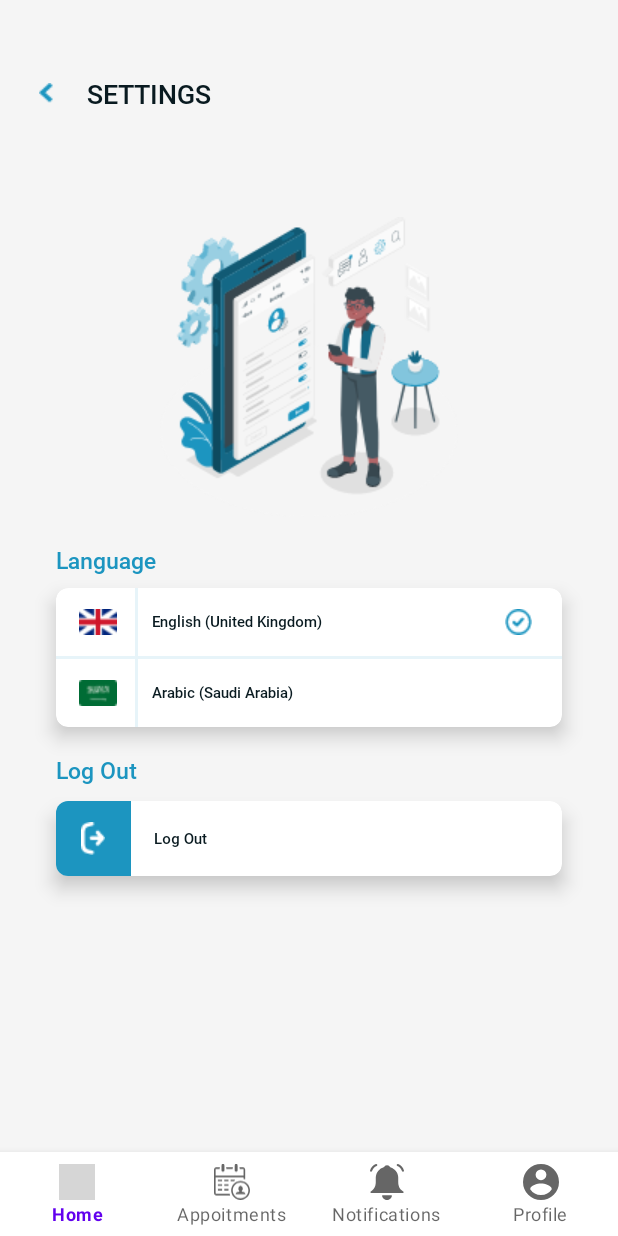
After one commit to Sama-3li-2002/ClinicApp, an Android app: the SettingsFragment screen opened through its navigation route, on a phone screen of 412 x 824 dp. The commit adds this screen. Run offline under Robolectric (Android 15) with nearby library versions, the light colour scheme and no system bars; our stand-ins replace navigation-ui; grey boxes are pictures that could not be loaded.

Commit message:
complete settings fragment

```diff
--- a/app/src/main/java/com/suhail/clinicapp/ForgetPasswordScreen.java
+++ /dev/null
@@ -1,14 +0,0 @@
-package com.suhail.clinicapp;
-
-import androidx.appcompat.app.AppCompatActivity;
-
-import android.os.Bundle;
-
-public class ForgetPasswordScreen extends AppCompatActivity {
-
-    @Override
-    protected void onCreate(Bundle savedInstanceState) {
-        super.onCreate(savedInstanceState);
-        setContentView(R.layout.activity_forget_password_screen);
-    }
-}
--- /dev/null
+++ b/app/src/main/java/com/suhail/clinicapp/ui/activities/ForgetPasswordScreen.java
@@ -0,0 +1,26 @@
+package com.suhail.clinicapp.ui.activities;
+
+import android.content.Intent;
+import android.os.Bundle;
+import android.view.View;
+
+import androidx.annotation.Nullable;
+import androidx.appcompat.app.AppCompatActivity;
+
+import com.suhail.clinicapp.databinding.ActivityForgetPasswordScreenBinding;
+
+public class ForgetPasswordScreen extends AppCompatActivity {
+    ActivityForgetPasswordScreenBinding binding;
+    @Override
+    protected void onCreate(@Nullable Bundle savedInstanceState) {
+        super.onCreate(savedInstanceState);
+        binding=ActivityForgetPasswordScreenBinding.inflate(getLayoutInflater());
+        setContentView(binding.getRoot());
+        binding.btnSend.setOnClickListener(new View.OnClickListener() {
+            @Override
+            public void onClick(View v) {
+                startActivity(new Intent(ForgetPasswordScreen.this,OtpCode.class));
+            }
+        });
+    }
+}
--- a/app/src/main/java/com/suhail/clinicapp/ui/activities/LoginScreen.java
+++ b/app/src/main/java/com/suhail/clinicapp/ui/activities/LoginScreen.java
@@ -4,24 +4,42 @@ import androidx.appcompat.app.AppCompatActivity;
 
 import android.content.Intent;
 import android.os.Bundle;
+import android.util.Log;
 import android.view.View;
 import android.widget.TextView;
 
+import com.suhail.clinicapp.MainActivity;
 import com.suhail.clinicapp.R;
+import com.suhail.clinicapp.databinding.ActivityLoginScreenBinding;
 
 public class LoginScreen extends AppCompatActivity {
-    TextView clicksignin ;
+    ActivityLoginScreenBinding binding;
     @Override
     protected void onCreate(Bundle savedInstanceState) {
         super.onCreate(savedInstanceState);
-        setContentView(R.layout.activity_login_screen);
-        clicksignin =findViewById(R.id.tv_signin);
-        clicksignin.setOnClickListener(new View.OnClickListener() {
+        binding=ActivityLoginScreenBinding.inflate(getLayoutInflater());
+        setContentView(binding.getRoot());
+
+        binding.btnLogin.setOnClickListener(new View.OnClickListener() {
             @Override
-            public void onClick(View view) {
-               Intent intent = new Intent(LoginScreen.this,CreateAccount.class);
-               startActivity(intent);
+            public void onClick(View v) {
+                startActivity(new Intent(LoginScreen.this, MainActivity.class));
             }
         });
+
+        binding.tvSignup.setOnClickListener(new View.OnClickListener() {
+            @Override
+            public void onClick(View v) {
+                startActivity(new Intent(LoginScreen.this,CreateAccount.class));
+            }
+        });
+
+        binding.btnForgetPassword.setOnClickListener(new View.OnClickListener() {
+            @Override
+            public void onClick(View v) {
+                startActivity(new Intent(LoginScreen.this,ForgetPasswordScreen.class));
+            }
+        });
+
     }
 }
--- a/app/src/main/java/com/suhail/clinicapp/ui/fragments/ProfileFragment.java
+++ b/app/src/main/java/com/suhail/clinicapp/ui/fragments/ProfileFragment.java
@@ -8,11 +8,13 @@ import android.view.LayoutInflater;
 import android.view.View;
 import android.view.ViewGroup;
 
+import com.suhail.clinicapp.MainActivity;
 import com.suhail.clinicapp.R;
 import com.suhail.clinicapp.databinding.FragmentProfileBinding;
 
 
 public class ProfileFragment extends Fragment {
+    MainActivity activity;
 
     public ProfileFragment() {
         // Required empty public constructor
@@ -21,12 +23,19 @@ public class ProfileFragment extends Fragment {
     @Override
     public void onCreate(Bundle savedInstanceState) {
         super.onCreate(savedInstanceState);
+        activity= (MainActivity) getActivity();
     }
 
     @Override
     public View onCreateView(LayoutInflater inflater, ViewGroup container,
                              Bundle savedInstanceState) {
         FragmentProfileBinding binding=FragmentProfileBinding.inflate(getLayoutInflater());
+        binding.btnSettings.setOnClickListener(new View.OnClickListener() {
+            @Override
+            public void onClick(View v) {
+                activity.navController.navigate(R.id.nav_settings);
+            }
+        });
             return binding.getRoot();
     }
 }
--- /dev/null
+++ b/app/src/main/java/com/suhail/clinicapp/ui/fragments/SettingsFragment.java
@@ -0,0 +1,62 @@
+package com.suhail.clinicapp.ui.fragments;
+
+import android.content.Intent;
+import android.os.Bundle;
+import android.view.LayoutInflater;
+import android.view.View;
+import android.view.ViewGroup;
+
+import androidx.annotation.NonNull;
+import androidx.annotation.Nullable;
+import androidx.fragment.app.Fragment;
+
+import com.suhail.clinicapp.MainActivity;
+import com.suhail.clinicapp.R;
+import com.suhail.clinicapp.databinding.FragmentSettingsBinding;
+import com.suhail.clinicapp.ui.activities.LoginScreen;
+
+public class SettingsFragment extends Fragment {
+
+    MainActivity activity;
+    @Override
+    public void onCreate(@Nullable Bundle savedInstanceState) {
+        super.onCreate(savedInstanceState);
+        activity= (MainActivity) getActivity();
+    }
+
+    @Nullable
+    @Override
+    public View onCreateView(@NonNull LayoutInflater inflater, @Nullable ViewGroup container, @Nullable Bundle savedInstanceState) {
+        FragmentSettingsBinding binding=FragmentSettingsBinding.inflate(getLayoutInflater());
+        binding.btnEnglish.setOnClickListener(new View.OnClickListener() {
+            @Override
+            public void onClick(View v) {
+                binding.ivEnglishCheck.setVisibility(View.VISIBLE);
+                binding.ivArabicCheck.setVisibility(View.GONE);
+            }
+        });
+
+        binding.btnArabic.setOnClickListener(new View.OnClickListener() {
+            @Override
+            public void onClick(View v) {
+                binding.ivArabicCheck.setVisibility(View.VISIBLE);
+                binding.ivEnglishCheck.setVisibility(View.GONE);
+            }
+        });
+
+        binding.btnBack.setOnClickListener(new View.OnClickListener() {
+            @Override
+            public void onClick(View v) {
+                activity.navController.navigate(R.id.nav_profile);
+            }
+        });
+
+        binding.btnLogout.setOnClickListener(new View.OnClickListener() {
+            @Override
+            public void onClick(View v) {
+                startActivity(new Intent(getActivity(), LoginScreen.class));
+            }
+        });
+        return binding.getRoot();
+        }
+}
--- a/app/src/main/res/layout/activity_forget_password_screen.xml
+++ b/app/src/main/res/layout/activity_forget_password_screen.xml
@@ -4,7 +4,7 @@
     xmlns:tools="http://schemas.android.com/tools"
     android:layout_width="match_parent"
     android:layout_height="match_parent"
-    tools:context=".ForgetPasswordScreen">
+    tools:context=".ui.activities.ForgetPasswordScreen">
 
     <ImageView
         android:layout_width="11dp"
@@ -71,7 +71,7 @@
            android:layout_marginStart="20dp"
   />
         <Button
-            android:id="@+id/btn_login"
+            android:id="@+id/btn_send"
             android:layout_width="300dp"
             android:layout_height="48dp"
             android:layout_gravity="center"
--- a/app/src/main/res/layout/activity_login_screen.xml
+++ b/app/src/main/res/layout/activity_login_screen.xml
@@ -87,13 +87,13 @@
                 android:inputType="numberPassword" />
 
             <TextView
+                android:id="@+id/btn_forget_password"
                 android:layout_width="match_parent"
                 android:layout_height="wrap_content"
                 android:layout_margin="10dp"
                 android:layout_marginRight="10dp"
                 android:fontFamily="@font/roboto_medium"
                 android:gravity="right"
-
                 android:text="Forget Paassword?"
                 android:textSize="15sp" />
 
@@ -109,13 +109,13 @@
                 android:textSize="22sp" />
 
             <TextView
-                android:id="@+id/tv_signin"
+                android:id="@+id/tv_signup"
                 android:layout_width="match_parent"
                 android:layout_height="wrap_content"
                 android:layout_marginTop="20sp"
                 android:fontFamily="@font/roboto_medium"
                 android:gravity="center"
-                android:text="SIGNIN"
+                android:text="SIGNUP"
                 android:textColor="@color/black"
                 android:textSize="10sp" />
         </LinearLayout>
--- a/app/src/main/res/layout/fragment_profile.xml
+++ b/app/src/main/res/layout/fragment_profile.xml
@@ -24,13 +24,13 @@
             android:text="PROFILE"
             android:layout_alignParentStart="true"
             />
+
         <ImageView
-            android:id="@+id/iv_settings"
+            android:id="@+id/btn_settings"
             android:layout_width="27dp"
             android:layout_height="27dp"
-            android:src="@drawable/setting_icon"
             android:layout_alignParentEnd="true"
-            />
+            android:src="@drawable/setting_icon" />
     </RelativeLayout>
 <!---->
     <RelativeLayout
--- /dev/null
+++ b/app/src/main/res/layout/fragment_settings.xml
@@ -0,0 +1,188 @@
+<?xml version="1.0" encoding="utf-8"?>
+<LinearLayout xmlns:android="http://schemas.android.com/apk/res/android"
+    android:layout_width="match_parent"
+    android:layout_height="match_parent"
+    xmlns:app="http://schemas.android.com/apk/res-auto"
+    android:orientation="vertical"
+    android:background="#F5F5F5">
+    <RelativeLayout
+        android:layout_width="match_parent"
+        android:layout_height="wrap_content"
+        android:layout_marginHorizontal="26dp"
+        android:layout_marginTop="50dp">
+        <ImageView
+            android:id="@+id/btn_back"
+            android:layout_width="wrap_content"
+            android:layout_height="wrap_content"
+            android:layout_centerVertical="true"
+            android:src="@drawable/backicon"/>
+        <TextView
+            android:layout_width="wrap_content"
+            android:layout_height="wrap_content"
+            android:layout_toEndOf="@id/btn_back"
+            android:layout_marginStart="20dp"
+            style="@style/screen_title_style"
+            android:text="@string/lbl_settings"/>
+    </RelativeLayout>
+
+    <ImageView
+        android:layout_width="wrap_content"
+        android:layout_height="wrap_content"
+        android:layout_marginTop="70dp"
+        android:layout_gravity="center_horizontal"
+        android:src="@drawable/img_settings"/>
+    <TextView
+        android:layout_width="wrap_content"
+        android:layout_height="wrap_content"
+        style="@style/style_label_text"
+        android:text="@string/lbl_language"
+        android:layout_marginStart="37dp"
+        android:layout_marginTop="18dp"/>
+    <androidx.cardview.widget.CardView
+        android:layout_width="match_parent"
+        android:layout_height="wrap_content"
+        android:layout_marginHorizontal="37dp"
+        android:layout_marginTop="8dp"
+        app:cardCornerRadius="8dp"
+        app:cardElevation="8dp">
+        <LinearLayout
+            android:id="@+id/btn_english"
+            android:layout_width="match_parent"
+            android:layout_height="match_parent"
+
+            android:orientation="vertical">
+            <RelativeLayout
+                android:layout_width="match_parent"
+                android:layout_height="match_parent">
+
+                <ImageView
+                    android:id="@+id/iv_english"
+                    android:layout_width="wrap_content"
+                    android:layout_height="wrap_content"
+                    android:layout_centerVertical="true"
+                    android:layout_marginStart="15dp"
+                    android:src="@drawable/ic_english" />
+
+                <View
+                    android:id="@+id/view_line"
+                    android:layout_width="2dp"
+                    android:layout_height="45dp"
+                    android:layout_marginStart="12dp"
+                    android:layout_toEndOf="@id/iv_english"
+                    android:background="#E7F4F9" />
+                <TextView
+                    android:layout_width="wrap_content"
+                    android:layout_height="wrap_content"
+                    android:layout_toEndOf="@id/view_line"
+                    android:layout_centerVertical="true"
+                    android:layout_marginStart="9dp"
+                    android:fontFamily="@font/roboto_medium"
+                    android:textSize="10sp"
+                    android:textColor="#091A20"
+                    android:text="@string/lbl_english"/>
+
+                <ImageView
+                    android:id="@+id/iv_english_check"
+                    android:layout_width="wrap_content"
+                    android:layout_height="wrap_content"
+                    android:layout_alignParentEnd="true"
+                    android:layout_centerVertical="true"
+                    android:src="@drawable/ic_check"
+                    android:layout_marginEnd="20dp"/>
+            </RelativeLayout>
+            <View
+                android:id="@+id/view_line_center"
+                android:layout_width="match_parent"
+                android:layout_height="2dp"
+                android:layout_toEndOf="@id/iv_english"
+                android:background="#E7F4F9" />
+            <RelativeLayout
+                android:id="@+id/btn_arabic"
+                android:layout_width="match_parent"
+                android:layout_height="match_parent">
+
+                <ImageView
+                    android:id="@+id/iv_arabic"
+                    android:layout_width="wrap_content"
+                    android:layout_height="wrap_content"
+                    android:layout_centerVertical="true"
+                    android:layout_marginStart="15dp"
+                    android:src="@drawable/ic_arabic" />
+
+                <View
+                    android:id="@+id/view_line2"
+                    android:layout_width="2dp"
+                    android:layout_height="45dp"
+                    android:layout_marginStart="12dp"
+                    android:layout_toEndOf="@id/iv_arabic"
+                    android:background="#E7F4F9" />
+
+                <TextView
+                    android:layout_width="wrap_content"
+                    android:layout_height="wrap_content"
+                    android:layout_centerVertical="true"
+                    android:layout_marginStart="9dp"
+                    android:layout_toEndOf="@id/view_line2"
+                    android:fontFamily="@font/roboto_medium"
+                    android:text="@string/lbl_arabic"
+                    android:textColor="#091A20"
+                    android:textSize="10sp" />
+                <ImageView
+                    android:id="@+id/iv_arabic_check"
+                    android:layout_width="wrap_content"
+                    android:layout_height="wrap_content"
+                    android:layout_alignParentEnd="true"
+                    android:layout_centerVertical="true"
+                    android:src="@drawable/ic_check"
+                    android:layout_marginEnd="20dp"
+                    android:visibility="gone"/>
+            </RelativeLayout>
+
+        </LinearLayout>
+    </androidx.cardview.widget.CardView>
+    <TextView
+        android:layout_width="wrap_content"
+        android:layout_height="wrap_content"
+        style="@style/style_label_text"
+        android:text="@string/lbl_logout"
+        android:layout_marginStart="37dp"
+        android:layout_marginTop="18dp"/>
+    <androidx.cardview.widget.CardView
+        android:id="@+id/btn_logout"
+        android:layout_width="match_parent"
+        android:layout_height="wrap_content"
+        app:cardCornerRadius="8dp"
+        app:cardElevation="8dp"
+        android:layout_marginHorizontal="37dp"
+        android:layout_marginTop="10dp">
+        <LinearLayout
+            android:layout_width="match_parent"
+            android:layout_height="match_parent"
+            android:orientation="horizontal">
+            <FrameLayout
+                android:layout_width="wrap_content"
+                android:layout_height="wrap_content">
+                <View
+                    android:layout_width="50dp"
+                    android:layout_height="50dp"
+                    android:background="#1C95C0"
+                    />
+                <ImageView
+                    android:layout_width="wrap_content"
+                    android:layout_height="wrap_content"
+                    android:src="@drawable/ic_logout"
+                    android:layout_gravity="center"/>
+            </FrameLayout>
+            <TextView
+                android:layout_width="wrap_content"
+                android:layout_height="wrap_content"
+                android:fontFamily="@font/roboto_medium"
+                android:textSize="10sp"
+                android:textColor="#091A20"
+                android:text="@string/txt_logout"
+                android:layout_marginStart="15dp"
+                android:layout_gravity="center_vertical"/>
+        </LinearLayout>
+
+    </androidx.cardview.widget.CardView>
+</LinearLayout>
--- a/app/src/main/res/navigation/app_navigation.xml
+++ b/app/src/main/res/navigation/app_navigation.xml
@@ -40,4 +40,9 @@
         android:label="Departments"
         tools:layout="@layout/fragment_departments"/>
 
+    <fragment android:id="@+id/nav_settings"
+        android:name="com.suhail.clinicapp.ui.fragments.SettingsFragment"
+        android:label="Settings"
+        tools:layout="@layout/fragment_settings"/>
+
 </navigation>
--- a/app/src/main/res/values/strings.xml
+++ b/app/src/main/res/values/strings.xml
@@ -32,4 +32,10 @@
     <string name="lbl_time">TIME</string>
     <string name="lbl_distance">DISTANCE</string>
     <string name="lbl_method">METHOD</string>
+    <string name="lbl_settings">SETTINGS</string>
+    <string name="lbl_language">Language</string>
+    <string name="lbl_english">English (United Kingdom)</string>
+    <string name="lbl_arabic">Arabic (Saudi Arabia)</string>
+    <string name="lbl_logout">Log Out</string>
+    <string name="txt_logout">Log Out</string>
 </resources>
--- a/app/src/main/res/values/styles.xml
+++ b/app/src/main/res/values/styles.xml
@@ -37,4 +37,9 @@
         <item name="android:textColor">#FFFFFF</item>
         <item name="android:background">@drawable/shape_btn_time_clicked</item>
     </style>
+    <style name="style_label_text">
+        <item name="android:fontFamily">@font/roboto_medium</item>
+        <item name="android:textSize">15sp</item>
+        <item name="android:textColor">#1C95C0</item>
+    </style>
 </resources>
```
Also changed, not shown: app/src/main/AndroidManifest.xml (+6 -6 lines), app/src/main/res/drawable/ic_arabic.png (added), app/src/main/res/drawable/ic_check.png (added), app/src/main/res/drawable/ic_english.png (added), app/src/main/res/drawable/ic_logout.png (added), app/src/main/res/drawable/img_settings.png (added).
